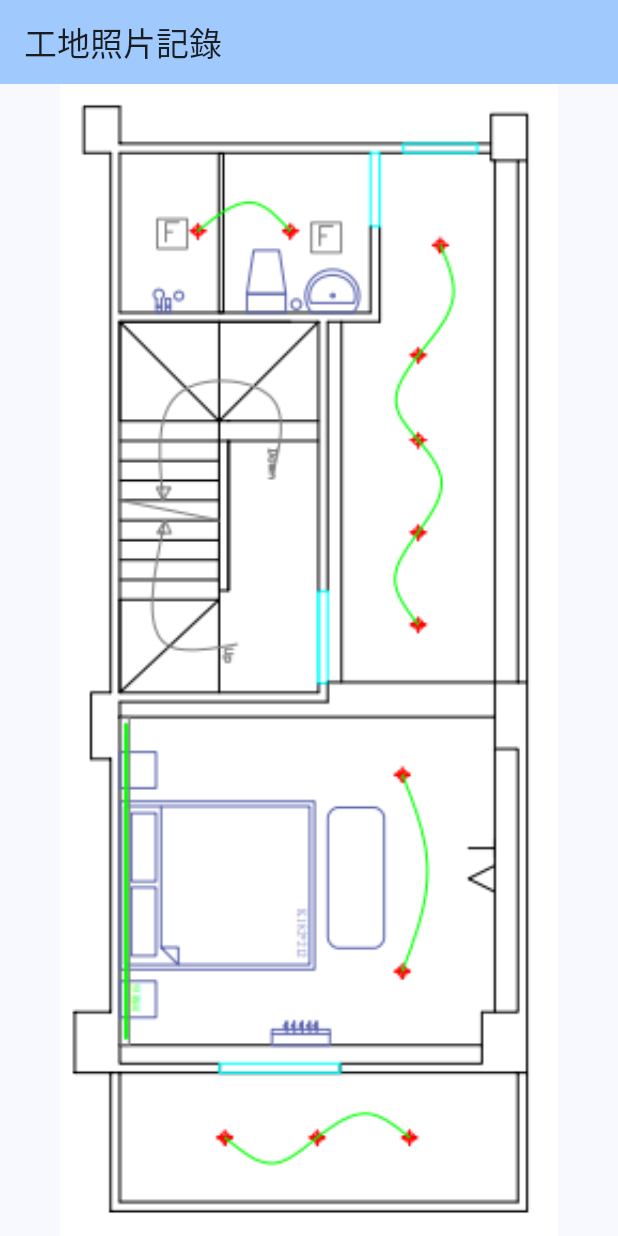
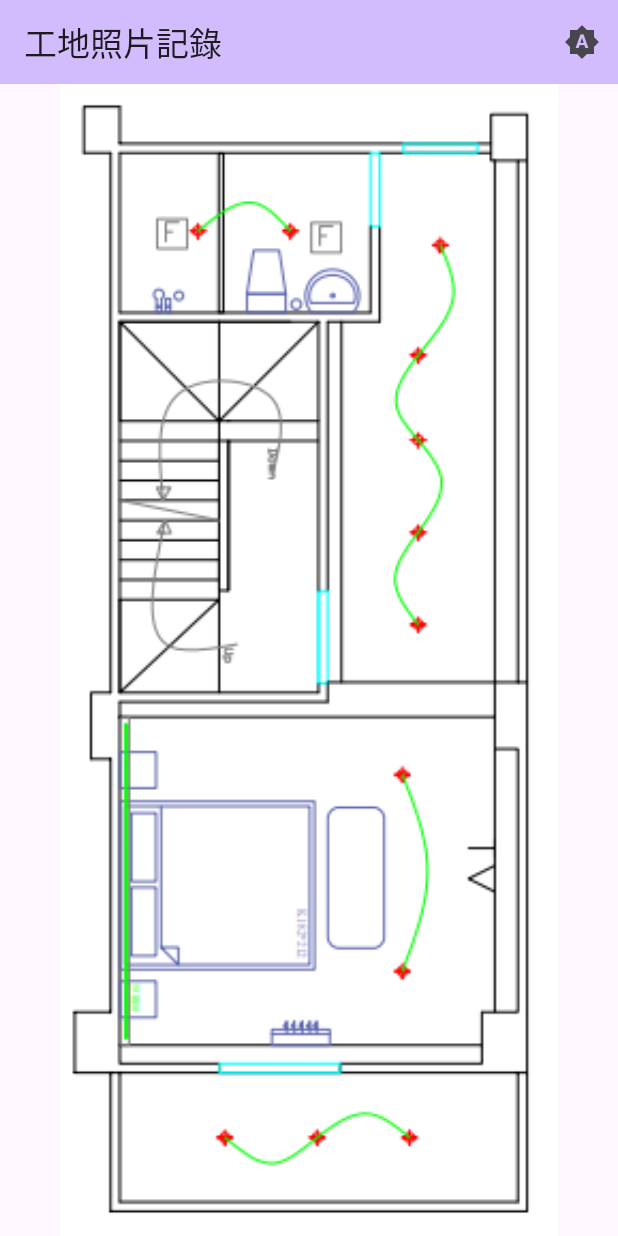
Before and after one commit to coselig/ctc, a Flutter app: the screen it shows after launch, on a phone screen of 412 x 824 dp. Run offline on Flutter 3.47's test engine with Material 3 defaults, Android fonts, the phone set to English and light mode, and no system bars; our stand-ins replace image_picker; missing offline and left inert: basific.

Commit message:
Integrate Basific for theme management and enhance plugin registrations across platforms

```diff
--- a/lib/main.dart
+++ b/lib/main.dart
@@ -1,30 +1,97 @@
+import 'package:basific/basific.dart';
 import 'package:flutter/material.dart';
 import 'package:image_picker/image_picker.dart';
 import 'dart:io';
 
-void main() {
+void main() async {
+  WidgetsFlutterBinding.ensureInitialized();
+
+  // Initialize Basific with Supabase configuration
+  await Basific.initialize(
+    BasificConfig(
+      supabaseUrl: 'https://qikzlcnsyiihftudbmkp.supabase.co',
+      supabaseAnonKey: 'eyJhbGciOiJIUzI1NiIsInR5cCI6IkpXVCJ9.eyJpc3MiOiJzdXBhYmFzZSIsInJlZiI6InFpa3psY25zeWlpaGZ0dWRibWtwIiwicm9sZSI6ImFub24iLCJpYXQiOjE3NTM3MzI3NDcsImV4cCI6MjA2OTMwODc0N30.Sjy7wm7gqgXfOy48aW52w9lYD8UdeBoKe3AGY1NaUPk',
+      theme: BasificTheme(
+        primaryColor: Colors.deepPurple,
+        borderRadius: 8.0,
+      ),
+    ),
+  );
+
   runApp(const MyApp());
 }
 
-class MyApp extends StatelessWidget {
+class MyApp extends StatefulWidget {
   const MyApp({super.key});
 
   @override
+  State<MyApp> createState() => _MyAppState();
+}
+
+class _MyAppState extends State<MyApp> {
+  ThemeMode _themeMode = ThemeMode.system;
+
+  void toggleTheme() {
+    setState(() {
+      if (_themeMode == ThemeMode.light) {
+        _themeMode = ThemeMode.dark;
+      } else if (_themeMode == ThemeMode.dark) {
+        _themeMode = ThemeMode.system;
+      } else {
+        _themeMode = ThemeMode.light;
+      }
+    });
+  }
+
+  @override
   Widget build(BuildContext context) {
+    final basificLightTheme = BasificTheme(
+      primaryColor: Colors.deepPurple,
+      borderRadius: 8.0,
+    );
+
+    final basificDarkTheme = BasificTheme(
+      primaryColor: Colors.purple,
+      borderRadius: 8.0,
+    );
+
     return MaterialApp(
       title: '工地照片記錄',
       theme: ThemeData(
-        colorScheme: ColorScheme.fromSeed(seedColor: Colors.blue),
+        colorScheme: ColorScheme.fromSeed(
+          seedColor: basificLightTheme.primaryColor,
+          brightness: Brightness.light,
+        ),
         useMaterial3: true,
       ),
-      home: const PhotoRecordPage(title: '工地照片記錄'),
+      darkTheme: ThemeData(
+        colorScheme: ColorScheme.fromSeed(
+          seedColor: basificDarkTheme.primaryColor,
+          brightness: Brightness.dark,
+        ),
+        useMaterial3: true,
+      ),
+      themeMode: _themeMode,
+      home: PhotoRecordPage(
+        title: '工地照片記錄',
+        onThemeToggle: toggleTheme,
+        currentThemeMode: _themeMode,
+      ),
     );
   }
 }
 
 class PhotoRecordPage extends StatefulWidget {
-  const PhotoRecordPage({super.key, required this.title});
+  const PhotoRecordPage({
+    super.key,
+    required this.title,
+    required this.onThemeToggle,
+    required this.currentThemeMode,
+  });
+
   final String title;
+  final VoidCallback onThemeToggle;
+  final ThemeMode currentThemeMode;
 
   @override
   State<PhotoRecordPage> createState() => _PhotoRecordPageState();
@@ -35,6 +102,17 @@ class _PhotoRecordPageState extends State<PhotoRecordPage> {
   final ImagePicker _picker = ImagePicker();
   Offset? selectedPoint;
   PhotoRecord? selectedRecord;
+
+  IconData _getThemeIcon() {
+    switch (widget.currentThemeMode) {
+      case ThemeMode.light:
+        return Icons.wb_sunny;
+      case ThemeMode.dark:
+        return Icons.nightlight_round;
+      case ThemeMode.system:
+        return Icons.brightness_auto;
+    }
+  }
 
   Future<void> _takePicture(Offset point) async {
     try {
@@ -96,6 +174,13 @@ class _PhotoRecordPageState extends State<PhotoRecordPage> {
       appBar: AppBar(
         backgroundColor: Theme.of(context).colorScheme.inversePrimary,
         title: Text(widget.title),
+        actions: [
+          IconButton(
+            icon: Icon(_getThemeIcon()),
+            onPressed: widget.onThemeToggle,
+            tooltip: '切換主題',
+          ),
+        ],
       ),
       body: Column(
         children: [
--- a/pubspec.yaml
+++ b/pubspec.yaml
@@ -34,6 +34,9 @@ dependencies:
   # The following adds the Cupertino Icons font to your application.
   # Use with the CupertinoIcons class for iOS style icons.
   cupertino_icons: ^1.0.8
+
+  # Custom package for basic functionality
+  basific: ^1.0.0
 
   # Location services
   geolocator: ^10.1.0
```
Also changed, not shown: pubspec.lock, 5 other files.
